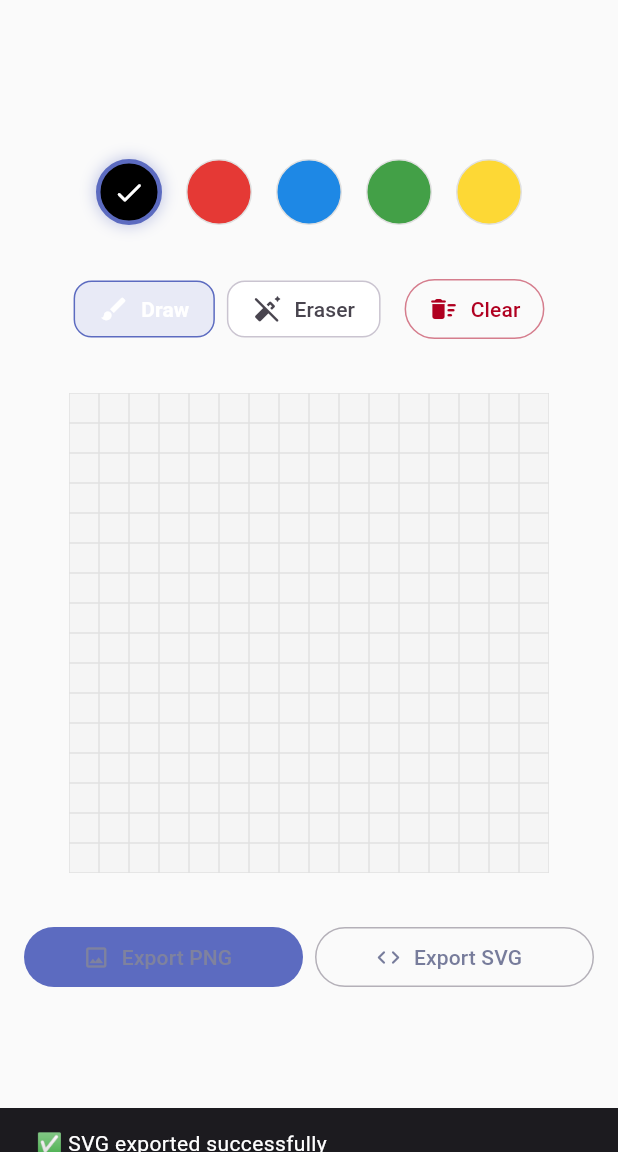
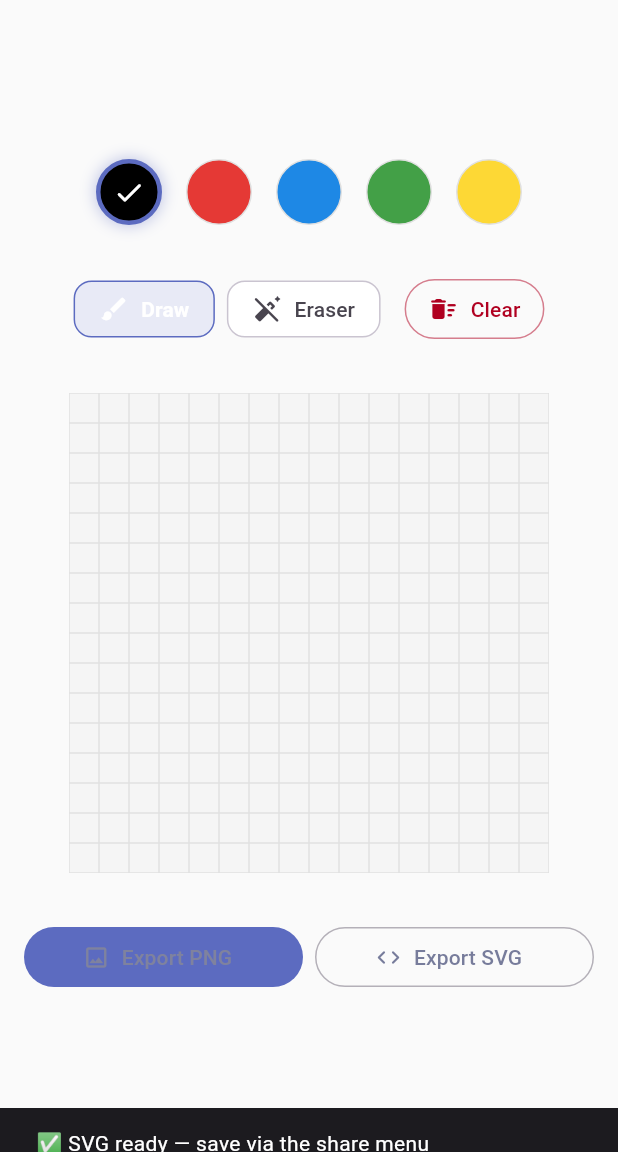
Before and after one commit to waruledivya1411/pixel-motif-designer_, a Flutter app: the screen it shows after launch, after a tap on "Export SVG", on a phone screen of 412 x 824 dp, the part 84-1236 px from its top. Run offline on Flutter 3.47's test engine with Material 3 defaults, Android fonts, the phone set to English and light mode, and no system bars; our stand-ins replace share_plus; missing offline and left inert: gal.

Commit message:
Fix SVG export on Android using share sheet for Downloads save.
Replace hidden app-folder writes with share_plus so users can save SVG files to Downloads or Files, matching mobile scoped-storage requirements while keeping PNG gallery export unchanged.

Co-authored-by: Cursor <cursoragent@cursor.com>

```diff
--- a/lib/services/export_service.dart
+++ b/lib/services/export_service.dart
@@ -5,6 +5,7 @@ import 'dart:ui' as ui;
 import 'package:flutter/material.dart';
 import 'package:gal/gal.dart';
 import 'package:path_provider/path_provider.dart';
+import 'package:share_plus/share_plus.dart';
 
 import '../core/constants/color_constants.dart';
 import '../core/constants/grid_constants.dart';
@@ -51,13 +52,13 @@ class ExportService {
 
   /// Generates an SVG from [state] and saves it to Downloads/Documents.
   ///
-  /// SVG files are always written to a user-accessible directory because
-  /// gallery APIs are image-specific and vector files belong in Documents.
+  /// On mobile, opens the system share sheet so the user can save to
+  /// Downloads or Files (SVG is not a gallery image like PNG).
   Future<ExportResult> exportMotifAsSvg(CanvasState state) async {
     try {
       final svgContent = SvgGenerator.generateFromCanvas(state);
       final fileName = _buildFileName('svg');
-      await _saveTextToDownloadsOrDocuments(svgContent, fileName);
+      await _saveSvgToUserAccessibleLocation(svgContent, fileName);
       return ExportResult.success;
     } catch (_) {
       return ExportResult.failure;
@@ -93,7 +94,42 @@ class ExportService {
     await file.writeAsBytes(bytes, flush: true);
   }
 
-  /// Writes text-based exports (e.g. SVG) to a user-accessible directory.
+  /// Saves SVG to a user-accessible location for the current platform.
+  static Future<void> _saveSvgToUserAccessibleLocation(
+    String content,
+    String fileName,
+  ) async {
+    if (Platform.isAndroid || Platform.isIOS) {
+      await _shareSvgOnMobile(content, fileName);
+      return;
+    }
+
+    await _saveTextToDownloadsOrDocuments(content, fileName);
+  }
+
+  /// Writes SVG to a temp file and opens the system share sheet on mobile.
+  ///
+  /// Users can tap "Save to Files" or a file manager to store in Downloads.
+  /// This avoids scoped-storage issues that hide files in app-private folders.
+  static Future<void> _shareSvgOnMobile(String content, String fileName) async {
+    final tempDir = await getTemporaryDirectory();
+    final file = File('${tempDir.path}/$fileName');
+    await file.writeAsString(content, flush: true);
+
+    await Share.shareXFiles(
+      [
+        XFile(
+          file.path,
+          mimeType: 'image/svg+xml',
+          name: fileName,
+        ),
+      ],
+      subject: 'Pixel Motif Designer SVG',
+      text: 'Save this SVG to your Downloads or Files folder.',
+    );
+  }
+
+  /// Writes text-based exports to Downloads/Documents on desktop platforms.
   static Future<void> _saveTextToDownloadsOrDocuments(
     String content,
     String fileName,
--- a/lib/widgets/export_section.dart
+++ b/lib/widgets/export_section.dart
@@ -80,7 +80,7 @@ class ExportSection extends StatelessWidget {
     if (!context.mounted) return;
     _showSnackBar(
       context,
-      successMessage: '✅ SVG exported successfully',
+      successMessage: '✅ SVG ready — save via the share menu',
       failureMessage: '❌ SVG export failed',
       result: result,
     );
--- a/pubspec.yaml
+++ b/pubspec.yaml
@@ -32,6 +32,9 @@ dependencies:
   # Parses and generates SVG/XML motif data.
   xml: ^6.5.0
 
+  # Shares SVG files so users can save to Downloads/Files on mobile.
+  share_plus: ^12.0.1
+
 dev_dependencies:
   flutter_test:
     sdk: flutter
```
Also changed, not shown: pubspec.lock, 5 other files.
